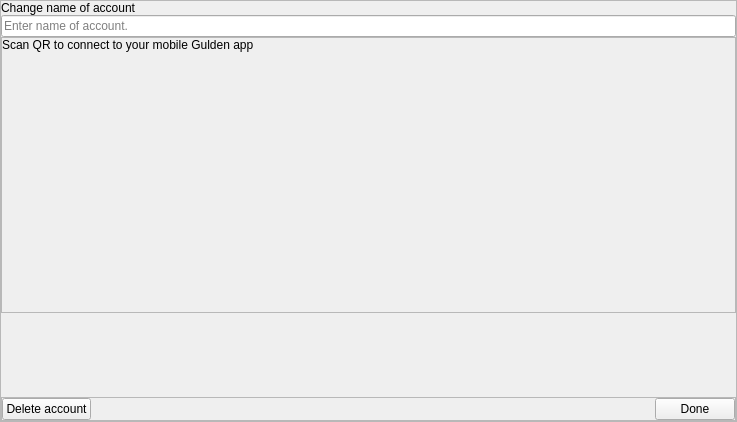
Old version of the form src/qt/_Gulden/forms/accountsettingsdialog.ui in the repository frozenflux3/munt-official.
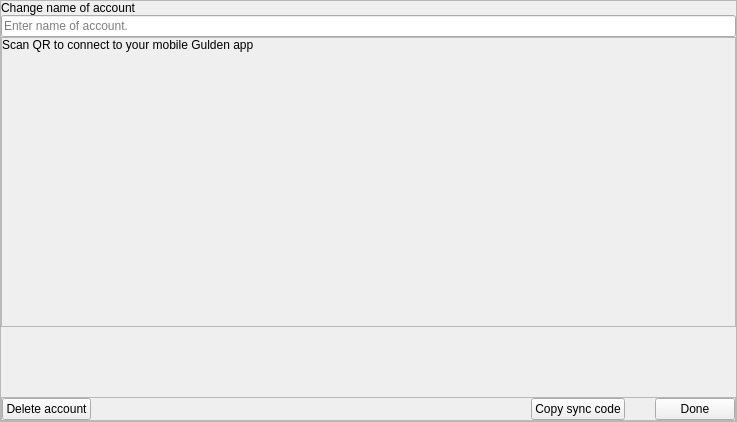
New version of the form. Custom widgets are drawn as their Qt base class.

Diff of the .ui file:
```diff
--- a/src/qt/_Gulden/forms/accountsettingsdialog.ui
+++ b/src/qt/_Gulden/forms/accountsettingsdialog.ui
@@ -133,6 +133,19 @@
              </property>
             </widget>
            </item>
+           <item>
+            <widget class="QLabel" name="addressQRContents">
+             <property name="text">
+              <string notr="true"/>
+             </property>
+             <property name="indent">
+              <number>0</number>
+             </property>
+             <property name="textInteractionFlags">
+              <set>Qt::TextSelectableByKeyboard|Qt::TextSelectableByMouse</set>
+             </property>
+            </widget>
+           </item>
            <item>
             <widget class="ClickableQRImage" name="addressQRImage">
              <property name="minimumSize">
@@ -212,6 +225,29 @@
              </property>
             </spacer>
            </item>
+           <item>
+            <widget class="QPushButton" name="buttonCopy">
+             <property name="text">
+              <string>Copy sync code</string>
+             </property>
+            </widget>
+           </item>
+           <item>
+            <spacer name="horizontalSpacer">
+             <property name="orientation">
+              <enum>Qt::Horizontal</enum>
+             </property>
+             <property name="sizeType">
+              <enum>QSizePolicy::Fixed</enum>
+             </property>
+             <property name="sizeHint" stdset="0">
+              <size>
+               <width>30</width>
+               <height>20</height>
+              </size>
+             </property>
+            </spacer>
+           </item>
            <item>
             <widget class="QPushButton" name="buttonDone">
              <property name="text">
```
